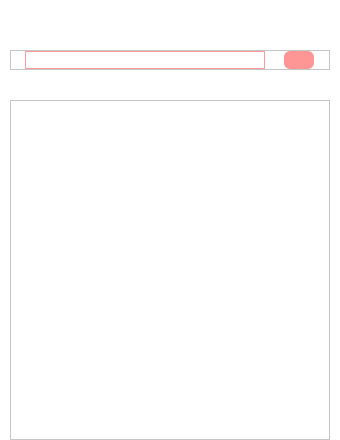
Old version of the form PomordorUI/src/TodoPage/TodoPage.ui in the repository kiseop91/Pomordor.
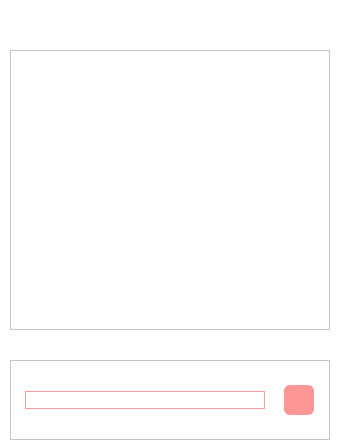
New version of the form. Icons and pictures are not drawn.

Commit message: Init TodoItemList and TodoItemWidget

Patch:
```diff
--- a/PomordorUI/src/TodoPage/TodoPage.ui
+++ b/PomordorUI/src/TodoPage/TodoPage.ui
@@ -31,6 +31,17 @@
    <property name="bottomMargin">
     <number>0</number>
    </property>
+   <item>
+    <widget class="QFrame" name="frame_2">
+     <property name="frameShape">
+      <enum>QFrame::StyledPanel</enum>
+     </property>
+     <property name="frameShadow">
+      <enum>QFrame::Raised</enum>
+     </property>
+     <layout class="QHBoxLayout" name="horizontalLayout_2"/>
+    </widget>
+   </item>
    <item>
     <widget class="QFrame" name="frame">
      <property name="maximumSize">
@@ -117,33 +128,6 @@
      </layout>
     </widget>
    </item>
-   <item>
-    <widget class="QFrame" name="frame_2">
-     <property name="frameShape">
-      <enum>QFrame::StyledPanel</enum>
-     </property>
-     <property name="frameShadow">
-      <enum>QFrame::Raised</enum>
-     </property>
-     <layout class="QHBoxLayout" name="horizontalLayout_2">
-      <item>
-       <widget class="QListWidget" name="listWidget">
-        <property name="maximumSize">
-         <size>
-          <width>16777215</width>
-          <height>16777215</height>
-         </size>
-        </property>
-        <property name="styleSheet">
-         <string notr="true">QListWidget{
-	border : none;
-}</string>
-        </property>
-       </widget>
-      </item>
-     </layout>
-    </widget>
-   </item>
   </layout>
  </widget>
  <resources>
```
The commit also changes 8 other files.
